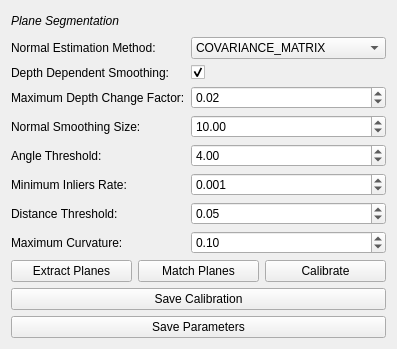
Above: gui/config/CCalibFromPlanesConfig.ui from MRPT/autocalib-sensor-extrinsics before the change. Below: the same form after it.
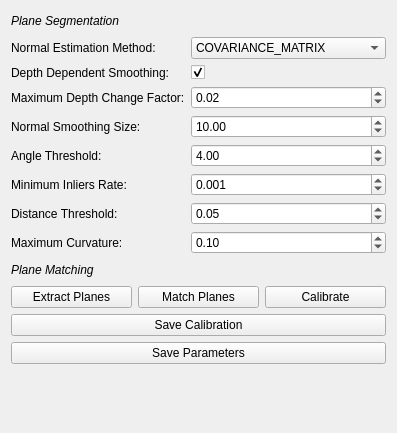
That is the form after the change.

Commit message:
Add gui option to load config, edit sensor pose
* Reorganized setup elements to now load a config file before loading
rawlog file
* Sensor poses are now stored inside the model
* Added a combo box to select a sensor pose and edit its values
* mrpt complains about pose to rvec conversion saying rotation matrix is not
orthogonal and causes a crash

```diff
--- a/gui/config/CCalibFromPlanesConfig.ui
+++ b/gui/config/CCalibFromPlanesConfig.ui
@@ -7,7 +7,7 @@
     <x>0</x>
     <y>0</y>
     <width>382</width>
-    <height>344</height>
+    <height>433</height>
    </rect>
   </property>
   <property name="sizePolicy">
@@ -229,6 +229,33 @@
      </item>
     </layout>
    </item>
+   <item>
+    <layout class="QHBoxLayout" name="matching_label_group">
+     <item>
+      <widget class="QLabel" name="matching_label">
+       <property name="text">
+        <string>&lt;html&gt;&lt;head/&gt;&lt;body&gt;&lt;p&gt;&lt;span style=&quot; font-style:italic;&quot;&gt;Plane Matching&lt;/span&gt;&lt;/p&gt;&lt;/body&gt;&lt;/html&gt;</string>
+       </property>
+       <property name="textFormat">
+        <enum>Qt::RichText</enum>
+       </property>
+      </widget>
+     </item>
+     <item>
+      <spacer name="matching_label_spacer">
+       <property name="orientation">
+        <enum>Qt::Horizontal</enum>
+       </property>
+       <property name="sizeHint" stdset="0">
+        <size>
+         <width>40</width>
+         <height>20</height>
+        </size>
+       </property>
+      </spacer>
+     </item>
+    </layout>
+   </item>
    <item>
     <layout class="QHBoxLayout" name="button_group">
      <item>
```
The commit also changes 19 other files.
